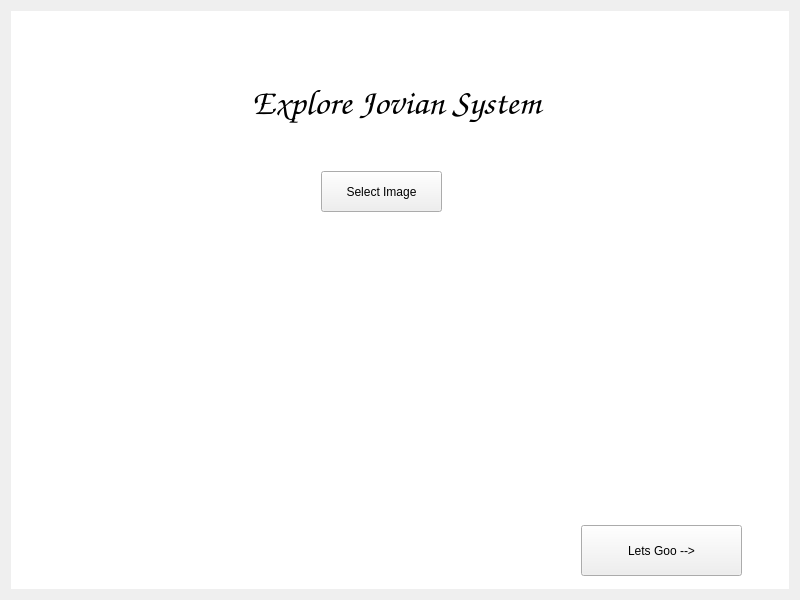
First picture: the form in form.ui, repository rishuriya/Jovian-Perspective, before the edit.
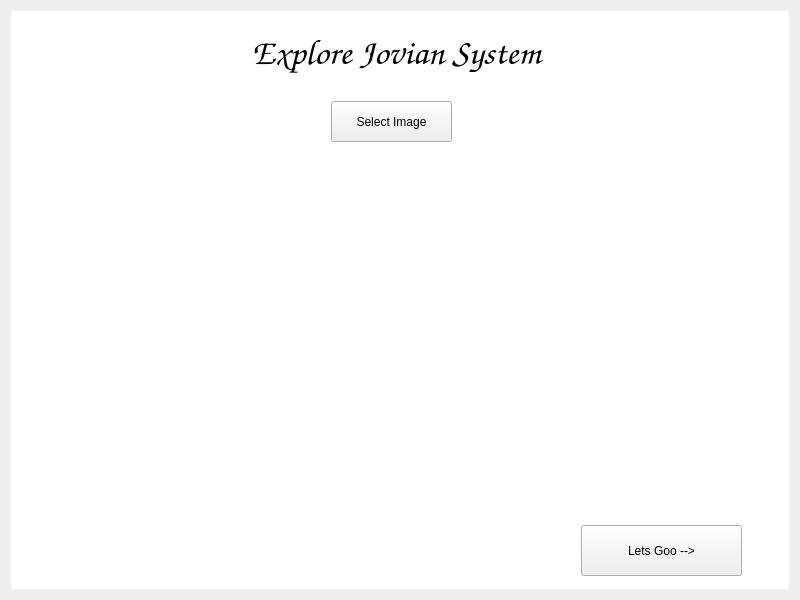
Second picture: the form after the edit.

Commit message: Added Image Viewer, New Window

```diff
--- a/form.ui
+++ b/form.ui
@@ -35,8 +35,8 @@
      <widget class="QPushButton" name="greet">
       <property name="geometry">
        <rect>
-        <x>310</x>
-        <y>160</y>
+        <x>320</x>
+        <y>90</y>
         <width>121</width>
         <height>41</height>
        </rect>
@@ -49,7 +49,7 @@
       <property name="geometry">
        <rect>
         <x>230</x>
-        <y>60</y>
+        <y>10</y>
         <width>311</width>
         <height>61</height>
        </rect>
@@ -93,10 +93,10 @@
      <widget class="QLabel" name="Image">
       <property name="geometry">
        <rect>
-        <x>70</x>
-        <y>260</y>
+        <x>80</x>
+        <y>140</y>
         <width>601</width>
-        <height>211</height>
+        <height>351</height>
        </rect>
       </property>
       <property name="text">
```
The commit also changes 7 other files.
